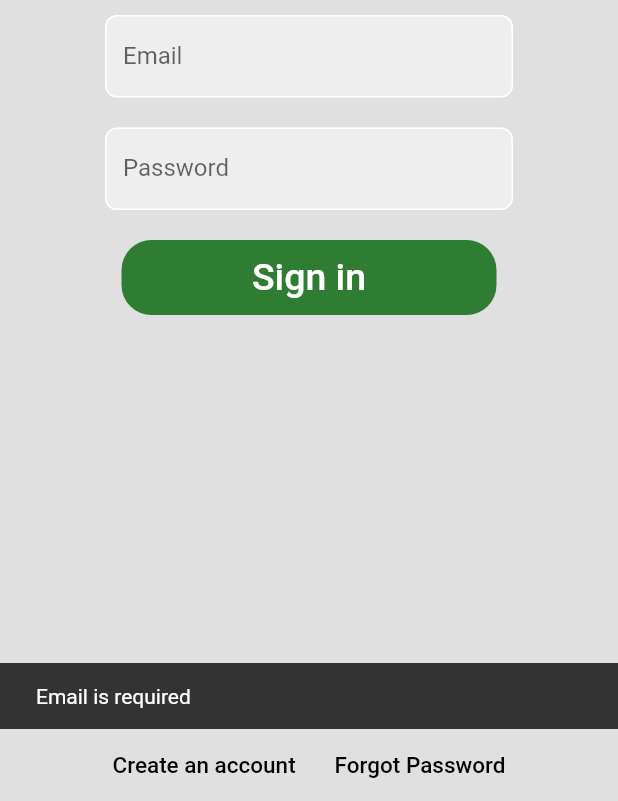
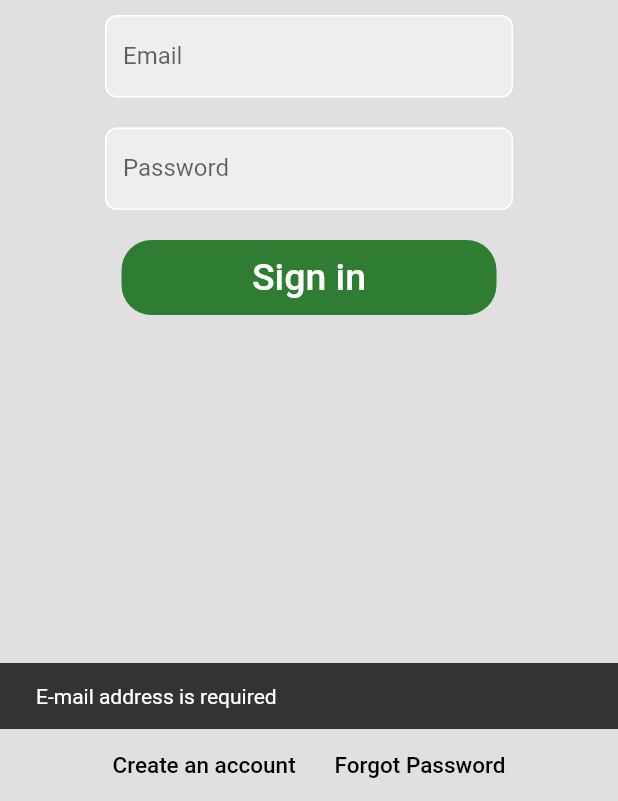
Before and after one commit to mirandaftiago/eurobingo, a Flutter app: the screen it shows after launch, after a tap on "Sign in", on a phone screen of 412 x 824 dp, the part 435-1236 px from its top. Run offline on Flutter 3.47's test engine with Material 2 defaults, Android fonts, the light colour scheme and no system bars; our stand-ins replace cloud_firestore, firebase_auth, firebase_core; accounts and stored records are empty.

Commit message:
authentication state class refactor for better code view and manage user state for log out purposes, log out button on HomeScreen, created LoginScreen, Regex fields validation

```diff
--- a/lib/main.dart
+++ b/lib/main.dart
@@ -1,6 +1,8 @@
+import 'package:eurobingo/services/authentication_state.dart';
 import 'package:flutter/material.dart';
 import 'package:flutter/foundation.dart';
 import 'package:firebase_core/firebase_core.dart';
+import 'package:provider/provider.dart';
 import 'firebase_options.dart';
 
 import 'package:eurobingo/widgets/sign_up_sign_in_form.dart';
@@ -25,7 +27,16 @@ void main() async {
     print('Firebase initialization error: $e');
   }
 
-  runApp(const EurobingoApp());
+  runApp(
+    MultiProvider(
+      providers: [
+        ChangeNotifierProvider<AuthenticationState>(
+          create: (context) => AuthenticationState(),
+        ),
+      ],
+      child: const EurobingoApp(),
+    ),
+  );
 }
 
 class EurobingoApp extends StatelessWidget {
--- a/lib/services/auth.dart
+++ /dev/null
@@ -1,104 +0,0 @@
-import 'package:firebase_auth/firebase_auth.dart';
-import 'package:cloud_firestore/cloud_firestore.dart';
-import 'package:flutter/material.dart';
-
-class FirebaseAuthService {
-  final FirebaseAuth _auth = FirebaseAuth.instance;
-  final FirebaseFirestore _firestore = FirebaseFirestore.instance;
-
-  // sign up a user with email and password
-  Future<UserCredential> signUpWithEmailAndPassword(
-      String email, String password) async {
-    return await _auth.createUserWithEmailAndPassword(
-        email: email, password: password);
-  }
-
-  Future<List<String>> signInWithEmailAndPassword(String email, String password) async {
-    // Validate the email and password fields
-    List<String> errorMessages = [];
-    if (email.isEmpty) {
-      errorMessages.add('Email is required');
-    }
-
-    if (password.isEmpty) {
-      errorMessages.add('Password is required');
-    }
-
-    if (errorMessages.isNotEmpty) {
-      return errorMessages;
-    }
-
-    try {
-      await _auth.signInWithEmailAndPassword(
-        email: email,
-        password: password,
-      );
-      return []; // Sign-in successful
-    } catch (e) {
-      print("Error: $e");
-      return ['Sign-in failed']; // Sign-in failed
-    }
-  }
-
-  Future<List<String>> signUpAndSaveUser(BuildContext context, String name,
-      String email, String password, String confirmPassword) async {
-    List<String> errorMessages = [];
-    if (name.isEmpty) {
-      errorMessages.add('Name is required');
-    }
-
-    if (email.isEmpty) {
-      errorMessages.add('Email is required');
-    }
-
-    if (password.isEmpty) {
-      errorMessages.add('Password is required');
-    }
-
-    if (confirmPassword.isEmpty) {
-      errorMessages.add('Confirm password is required');
-    }
-
-    if (password != confirmPassword) {
-      errorMessages.add('Passwords do not match');
-    }
-
-    // Validate the email, password, and name fields
-    if (errorMessages.isNotEmpty) {
-      return errorMessages;
-    }
-
-    try {
-      // Step 1: Create the user with Firebase Authentication
-      UserCredential authResult = await _auth.createUserWithEmailAndPassword(
-        email: email,
-        password: password,
-      );
-      User? user = authResult.user;
-
-      if (user != null) {
-        // Step 2: Save user information to Firestore
-        await _firestore.collection('users').doc(user.uid).set({
-          'name': name,
-          'email': email,
-        });
-        print('User is successfully created and saved to Firestore');
-      } else {
-        print('Some error happened during user creation');
-      }
-    } catch (e) {
-      print('Error during sign up and user creation: $e');
-    }
-    return [];
-  }
-
-  // handle sign out action
-  Future<void> signOut() async {
-    try {
-      await _auth.signOut();
-    } catch (e) {
-      print('Error during logout: $e');
-    }
-  }
-  // register with email & password
-}
--- /dev/null
+++ b/lib/services/authentication_state.dart
@@ -0,0 +1,129 @@
+import 'package:flutter/material.dart';
+import 'package:firebase_auth/firebase_auth.dart';
+import 'package:cloud_firestore/cloud_firestore.dart';
+
+import '../screens/login_screen.dart';
+
+class AuthenticationState extends ChangeNotifier {
+  final FirebaseAuth _auth = FirebaseAuth.instance;
+  final FirebaseFirestore _firestore = FirebaseFirestore.instance;
+  User? _user;
+
+  User? get user => _user;
+
+  // handle user state for log out purposes
+  AuthenticationState() {
+    _auth.authStateChanges().listen((User? user) {
+      _user = user;
+      notifyListeners();
+    });
+  }
+
+  // sign up a user with email and password
+  Future<List<String>> signInWithEmailAndPassword(
+      String email, String password) async {
+    // Validate the email and password fields
+    List<String> errorMessages = validateCredentials(email, password);
+
+    if (errorMessages.isNotEmpty) return errorMessages;
+
+    try {
+      await _auth.signInWithEmailAndPassword(email: email, password: password);
+      return [];
+    } on FirebaseAuthException catch (e) {
+      return _handleAuthException(e);
+    }
+  }
+
+  // sign in a user
+  Future<List<String>> signUpAndSaveUser(BuildContext context, String name, String email, String password, String confirmPassword) async {
+    final errorMessages = validateSignUpFields(name, email, password, confirmPassword);
+
+    if (errorMessages.isNotEmpty) return errorMessages;
+
+    try {
+      // Step 1: Create the user with Firebase Authentication
+      final authResult = await _auth.createUserWithEmailAndPassword(email: email, password: password);
+      final user = authResult.user;
+
+      if (user != null) {
+        // Step 2: Save user information to Firestore
+        await _firestore.collection('users').doc(user.uid).set({
+          'name': name,
+          'email': email,
+        });
+        print('User is successfully created and saved to Firestore');
+      } else {
+        print('Some error happened during user creation');
+      }
+      return [];
+    } catch (e) {
+      print('Error during sign up and user creation: $e');
+      return ['Sign-up failed'];
+    }
+  }
+
+
+  Future<void> signOut(BuildContext context) async {
+    try {
+      await _auth.signOut();;
+    } catch (e) {
+      print('Error during logout: $e');
+    }
+
+    // Unfocus any active text fields to hide the keyboard
+    FocusScope.of(context).unfocus();
+
+    // Navigate to the LoginScreen or perform any other actions
+    Navigator.of(context).pushReplacement(
+      MaterialPageRoute(
+        builder: (context) => const LoginScreen(),
+      ),
+    );
+  }
+
+  List<String> validateCredentials(String email, String password) {
+    final emailRegExp = RegExp(r'^[a-zA-Z0-9._%+-]+@[a-zA-Z0-9.-]+\.[a-zA-Z]{2,}$');
+    final emailError = validateField(email, 'E-mail address', emailRegExp);
+    final passwordError = validatePassword(password);
+    return [if (emailError != null) emailError, if (passwordError != null) passwordError];
+  }
+
+  List<String> validateSignUpFields(String name, String email, String password, String confirmPassword) {
+    return [
+      if (name.isEmpty) 'Name is required',
+      if (email.isEmpty) 'Email is required',
+      if (password.isEmpty) 'Password is required',
+      if (confirmPassword.isEmpty) 'Confirm password is required',
+      if (password != confirmPassword) 'Passwords do not match',
+      ...validateCredentials(email, password),
+    ];
+  }
+
+  List<String> _handleAuthException(FirebaseAuthException e) {
+    switch (e.code) {
+      case 'auth/invalid-email':
+        return ['Invalid email address'];
+      case 'wrong-password':
+        return ['Incorrect password'];
+      case 'user-not-found':
+        return ['User does not exist'];
+      default:
+        return ['Sign-in failed!'];
+    }
+  }
+
+  String? validateField(String? value, String fieldName, RegExp pattern) {
+    if (value == null || value.isEmpty) return '$fieldName is required';
+    if (!pattern.hasMatch(value)) return 'Invalid $fieldName format';
+    return null;
+  }
+
+  String? validatePassword(String? password) {
+    return validateField(
+        password,
+        'Password',
+        RegExp(r'^(?=.*?[A-Z])(?=.*?[a-z])(?=.*?[0-9])(?=.*?[!@#\$&*~]).{8,}$'),
+    );
+  }
+}
--- a/pubspec.yaml
+++ b/pubspec.yaml
@@ -38,6 +38,7 @@ dependencies:
   firebase_core: ^2.20.0
   cloud_firestore: ^4.12.1
   firebase_auth: ^4.12.0
+  provider: ^6.0.5
 
 dev_dependencies:
   flutter_test:
```
Also changed, not shown: lib/screens/login_screen.dart (added, +11 -0 lines), lib/widgets/home_page.dart (+14 -5 lines), lib/widgets/sign_up_sign_in_form.dart (+18 -4 lines), pubspec.lock.
